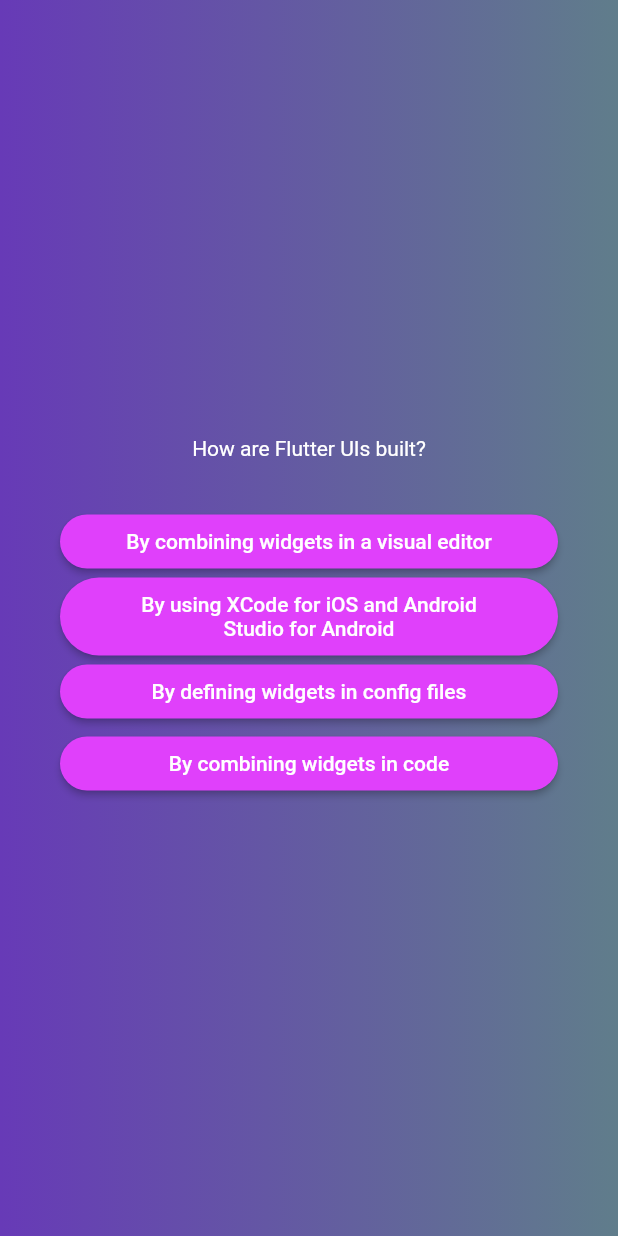
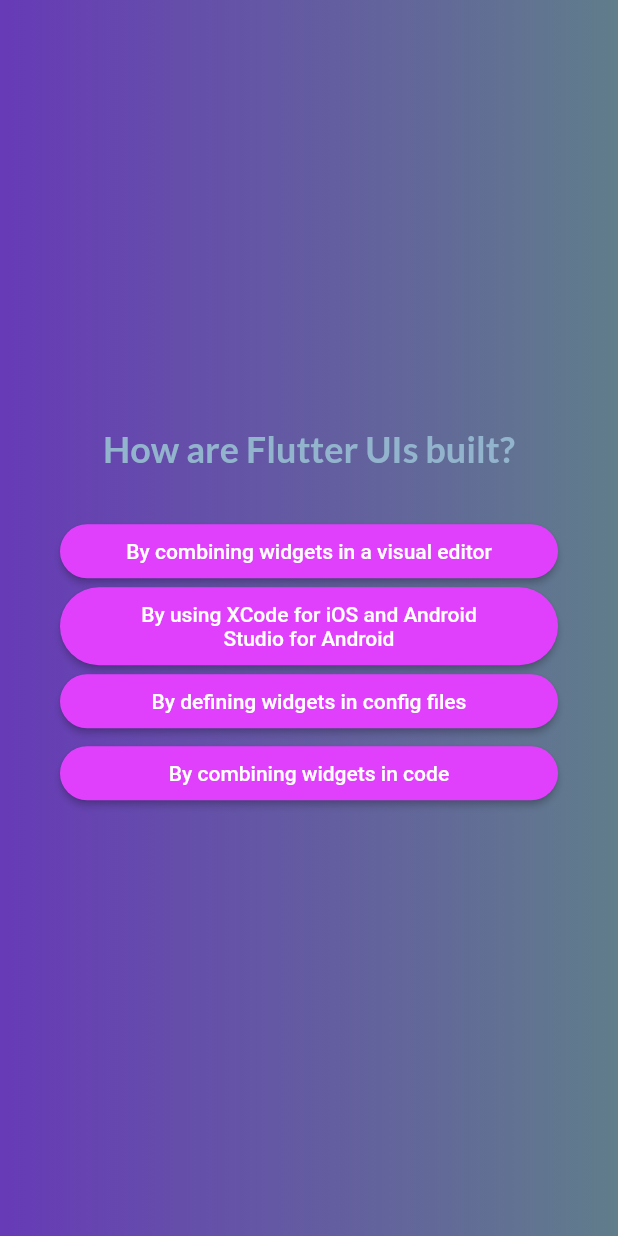
Before and after one commit to CastleArg/flutter-quiz, a Flutter app: the screen it shows after launch, after a tap on "click me!!", after a tap on "Components", on a phone screen of 412 x 824 dp. Run offline on Flutter 3.47's test engine with Material 2 defaults, Android fonts, the phone set to English and light mode, and no system bars; our stand-ins replace google_fonts.

```diff
--- a/lib/questions_screen.dart
+++ b/lib/questions_screen.dart
@@ -1,10 +1,12 @@
 import 'package:flutter/material.dart';
+import 'package:google_fonts/google_fonts.dart';
 import 'package:quiz/answer_button.dart';
 import 'package:quiz/data/questions.dart';
 import 'package:quiz/model/question.model.dart';
 
 class QuestionScreen extends StatefulWidget {
-  const QuestionScreen({super.key});
+  const QuestionScreen({required this.answerQuestion, super.key});
+  final void Function(String answer) answerQuestion;
 
   @override
   State<StatefulWidget> createState() {
@@ -14,7 +16,9 @@ class QuestionScreen extends StatefulWidget {
 
 class _QuestionScreenState extends State<QuestionScreen> {
   var currentQuestionIndex = 0;
-  void answerQuestion() {
+
+  answerTapped(String selectedAnswer) {
+    widget.answerQuestion(selectedAnswer);
     setState(() {
       currentQuestionIndex++;
     });
@@ -35,13 +39,20 @@ class _QuestionScreenState extends State<QuestionScreen> {
             Text(
               currentQuestion.text,
               textAlign: TextAlign.center,
-              style: const TextStyle(color: Colors.white),
+              style: GoogleFonts.lato(
+                  color: const Color.fromARGB(255, 147, 180, 205),
+                  fontSize: 24,
+                  fontWeight: FontWeight.bold),
             ),
             const SizedBox(
               height: 30,
             ),
-            ...currentQuestion.getShuffledAnswers().map((e) {
-              return AnswerButton(answerText: e, onTap: answerQuestion);
+            ...currentQuestion.getShuffledAnswers().map((answerText) {
+              return AnswerButton(
+                  answerText: answerText,
+                  onTap: () {
+                    answerTapped(answerText);
+                  });
             }).toList(),
           ],
         ),
--- a/lib/quiz.dart
+++ b/lib/quiz.dart
@@ -1,4 +1,5 @@
 import 'package:flutter/material.dart';
+import 'package:quiz/data/questions.dart';
 import 'package:quiz/questions_screen.dart';
 import 'package:quiz/start_screen.dart';
 
@@ -12,6 +13,7 @@ class Quiz extends StatefulWidget {
 }
 
 class _QuizState extends State<Quiz> {
+  List<String> selectedAnswers = [];
   Widget? activeScreen;
 
   @override
@@ -20,9 +22,21 @@ class _QuizState extends State<Quiz> {
     super.initState();
   }
 
+  void chooseAnswer(selectedAnswer) {
+    setState(() {
+      selectedAnswers.add(selectedAnswer);
+    });
+    if (selectedAnswers.length == questions.length) {
+      setState(() {
+        selectedAnswers = [];
+        activeScreen = StartScreen((switchScreen));
+      });
+    }
+  }
+
   void switchScreen() {
     setState(() {
-      activeScreen = const QuestionScreen();
+      activeScreen = QuestionScreen(answerQuestion: chooseAnswer);
     });
   }
 
--- a/lib/start_screen.dart
+++ b/lib/start_screen.dart
@@ -1,4 +1,5 @@
 import 'package:flutter/material.dart';
+import 'package:google_fonts/google_fonts.dart';
 
 class StartScreen extends StatelessWidget {
   const StartScreen(void Function() this.handleButtonPress, {super.key});
@@ -18,9 +19,9 @@ class StartScreen extends StatelessWidget {
           const SizedBox(
             height: 40,
           ),
-          const Text(
+          Text(
             'quiz time',
-            style: TextStyle(color: Colors.white, fontSize: 24),
+            style: GoogleFonts.lato(color: Colors.white, fontSize: 24),
           ),
           const SizedBox(
             height: 30,
```
Also changed, not shown: 3 other files.
